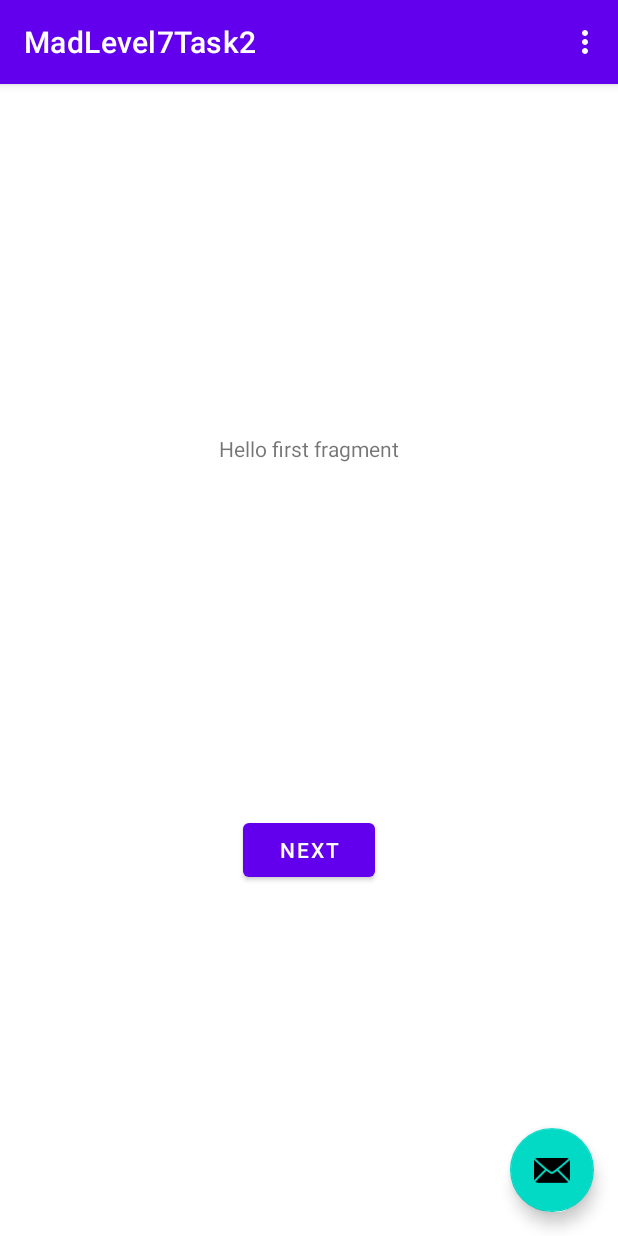
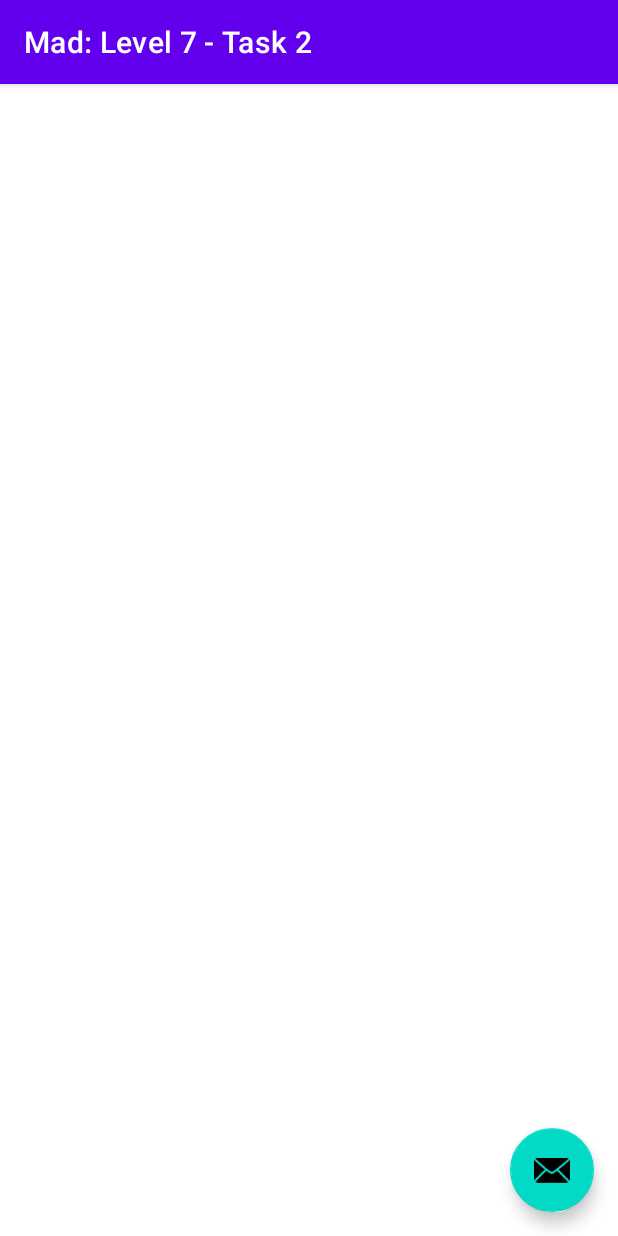
Before and after one commit to NoNamer777/MadLevel7Task2, an Android app: the screen it shows after launch (MainActivity), on a phone screen of 412 x 824 dp. Run offline under Robolectric (Android 15) with nearby library versions, the phone set to English and light mode, and no system bars.

Commit message:
Refactored boiletplate code

```diff
--- a/app/src/main/java/com/nonamer777/madlevel7task2/FirstFragment.kt
+++ /dev/null
@@ -1,31 +0,0 @@
-package com.nonamer777.madlevel7task2
-
-import android.os.Bundle
-import androidx.fragment.app.Fragment
-import android.view.LayoutInflater
-import android.view.View
-import android.view.ViewGroup
-import android.widget.Button
-import androidx.navigation.fragment.findNavController
-
-/**
- * A simple [Fragment] subclass as the default destination in the navigation.
- */
-class FirstFragment : Fragment() {
-
-    override fun onCreateView(
-            inflater: LayoutInflater, container: ViewGroup?,
-            savedInstanceState: Bundle?
-    ): View? {
-        // Inflate the layout for this fragment
-        return inflater.inflate(R.layout.fragment_first, container, false)
-    }
-
-    override fun onViewCreated(view: View, savedInstanceState: Bundle?) {
-        super.onViewCreated(view, savedInstanceState)
-
-        view.findViewById<Button>(R.id.button_first).setOnClickListener {
-            findNavController().navigate(R.id.action_FirstFragment_to_SecondFragment)
-        }
-    }
-}
--- /dev/null
+++ b/app/src/main/java/com/nonamer777/madlevel7task2/HomeFragment.kt
@@ -0,0 +1,24 @@
+package com.nonamer777.madlevel7task2
+
+import android.os.Bundle
+import android.view.LayoutInflater
+import android.view.View
+import android.view.ViewGroup
+import androidx.fragment.app.Fragment
+
+/**
+ * A [Fragment] subclass that serves as the starting screen after the splash screen.
+ */
+class HomeFragment: Fragment() {
+
+    override fun onCreateView(
+        inflater: LayoutInflater, container: ViewGroup?,
+        savedInstanceState: Bundle?
+    ): View? {
+        return inflater.inflate(R.layout.fragment_home, container, false)
+    }
+
+    override fun onViewCreated(view: View, savedInstanceState: Bundle?) {
+        super.onViewCreated(view, savedInstanceState)
+    }
+}
--- a/app/src/main/java/com/nonamer777/madlevel7task2/MainActivity.kt
+++ b/app/src/main/java/com/nonamer777/madlevel7task2/MainActivity.kt
@@ -1,38 +1,20 @@
 package com.nonamer777.madlevel7task2
 
 import android.os.Bundle
-import com.google.android.material.floatingactionbutton.FloatingActionButton
-import com.google.android.material.snackbar.Snackbar
+import android.view.MenuItem
 import androidx.appcompat.app.AppCompatActivity
-import android.view.Menu
-import android.view.MenuItem
 
-class MainActivity : AppCompatActivity() {
+class MainActivity: AppCompatActivity() {
 
     override fun onCreate(savedInstanceState: Bundle?) {
         super.onCreate(savedInstanceState)
+
         setContentView(R.layout.activity_main)
+
         setSupportActionBar(findViewById(R.id.toolbar))
-
-        findViewById<FloatingActionButton>(R.id.fab).setOnClickListener { view ->
-            Snackbar.make(view, "Replace with your own action", Snackbar.LENGTH_LONG)
-                    .setAction("Action", null).show()
-        }
     }
 
-    override fun onCreateOptionsMenu(menu: Menu): Boolean {
-        // Inflate the menu; this adds items to the action bar if it is present.
-        menuInflater.inflate(R.menu.menu_main, menu)
-        return true
-    }
-
-    override fun onOptionsItemSelected(item: MenuItem): Boolean {
-        // Handle action bar item clicks here. The action bar will
-        // automatically handle clicks on the Home/Up button, so long
-        // as you specify a parent activity in AndroidManifest.xml.
-        return when (item.itemId) {
-            R.id.action_settings -> true
-            else -> super.onOptionsItemSelected(item)
-        }
+    override fun onOptionsItemSelected(item: MenuItem): Boolean = when (item.itemId) {
+        else -> super.onOptionsItemSelected(item)
     }
 }
--- a/app/src/main/res/layout/fragment_first.xml
+++ /dev/null
@@ -1,28 +0,0 @@
-<?xml version="1.0" encoding="utf-8"?>
-<androidx.constraintlayout.widget.ConstraintLayout xmlns:android="http://schemas.android.com/apk/res/android"
-    xmlns:app="http://schemas.android.com/apk/res-auto"
-    xmlns:tools="http://schemas.android.com/tools"
-    android:layout_width="match_parent"
-    android:layout_height="match_parent"
-    tools:context=".FirstFragment">
-
-    <TextView
-        android:id="@+id/textview_first"
-        android:layout_width="wrap_content"
-        android:layout_height="wrap_content"
-        android:text="@string/hello_first_fragment"
-        app:layout_constraintBottom_toTopOf="@id/button_first"
-        app:layout_constraintEnd_toEndOf="parent"
-        app:layout_constraintStart_toStartOf="parent"
-        app:layout_constraintTop_toTopOf="parent" />
-
-    <Button
-        android:id="@+id/button_first"
-        android:layout_width="wrap_content"
-        android:layout_height="wrap_content"
-        android:text="@string/next"
-        app:layout_constraintBottom_toBottomOf="parent"
-        app:layout_constraintEnd_toEndOf="parent"
-        app:layout_constraintStart_toStartOf="parent"
-        app:layout_constraintTop_toBottomOf="@id/textview_first" />
-</androidx.constraintlayout.widget.ConstraintLayout>
--- /dev/null
+++ b/app/src/main/res/layout/fragment_home.xml
@@ -0,0 +1,8 @@
+<?xml version="1.0" encoding="utf-8"?>
+<androidx.constraintlayout.widget.ConstraintLayout
+    xmlns:android="http://schemas.android.com/apk/res/android"
+    xmlns:app="http://schemas.android.com/apk/res-auto"
+    xmlns:tools="http://schemas.android.com/tools"
+    android:layout_width="match_parent"
+    android:layout_height="match_parent"
+    tools:context=".HomeFragment"/>
--- a/app/src/main/res/menu/menu_main.xml
+++ b/app/src/main/res/menu/menu_main.xml
@@ -1,10 +1,4 @@
 <menu xmlns:android="http://schemas.android.com/apk/res/android"
     xmlns:app="http://schemas.android.com/apk/res-auto"
     xmlns:tools="http://schemas.android.com/tools"
-    tools:context="com.nonamer777.madlevel7task2.MainActivity">
-    <item
-        android:id="@+id/action_settings"
-        android:orderInCategory="100"
-        android:title="@string/action_settings"
-        app:showAsAction="never" />
-</menu>
+    tools:context="com.nonamer777.madlevel7task2.MainActivity"/>
--- a/app/src/main/res/navigation/nav_graph.xml
+++ b/app/src/main/res/navigation/nav_graph.xml
@@ -7,9 +7,9 @@
 
     <fragment
         android:id="@+id/FirstFragment"
-        android:name="com.nonamer777.madlevel7task2.FirstFragment"
-        android:label="@string/first_fragment_label"
-        tools:layout="@layout/fragment_first">
+        android:name="com.nonamer777.madlevel7task2.HomeFragment"
+        android:label="@string/fragment_label_home"
+        tools:layout="@layout/fragment_home">
 
         <action
             android:id="@+id/action_FirstFragment_to_SecondFragment"
@@ -17,9 +17,9 @@
     </fragment>
     <fragment
         android:id="@+id/SecondFragment"
-        android:name="com.nonamer777.madlevel7task2.SecondFragment"
-        android:label="@string/second_fragment_label"
-        tools:layout="@layout/fragment_second">
+        android:name="com.nonamer777.madlevel7task2.QuestionsOverviewFragment"
+        android:label="@string/fragment_label_questions_overview"
+        tools:layout="@layout/fragment_questions_overview">
 
         <action
             android:id="@+id/action_SecondFragment_to_FirstFragment"
--- a/app/src/main/res/values/strings.xml
+++ b/app/src/main/res/values/strings.xml
@@ -1,12 +1,6 @@
 <resources>
-    <string name="app_name">MadLevel7Task2</string>
-    <string name="action_settings">Settings</string>
-    <!-- Strings used for fragments for navigation -->
-    <string name="first_fragment_label">First Fragment</string>
-    <string name="second_fragment_label">Second Fragment</string>
-    <string name="next">Next</string>
-    <string name="previous">Previous</string>
+    <string name="app_name">Mad: Level 7 - Task 2</string>
+    <string name="fragment_label_home">Home Fragment</string>
 
-    <string name="hello_first_fragment">Hello first fragment</string>
-    <string name="hello_second_fragment">Hello second fragment. Arg: %1$s</string>
+    <string name="fragment_label_questions_overview">Questions Overview Fragment</string>
 </resources>
```
Also changed, not shown: app/src/main/java/com/nonamer777/madlevel7task2/QuestionsOverviewFragment.kt (added, +24 -0 lines), app/src/main/java/com/nonamer777/madlevel7task2/SecondFragment.kt (deleted, +0 -31 lines), app/src/main/res/layout/fragment_questions_overview.xml (added, +7 -0 lines), app/src/main/res/layout/fragment_second.xml (deleted, +0 -27 lines).
